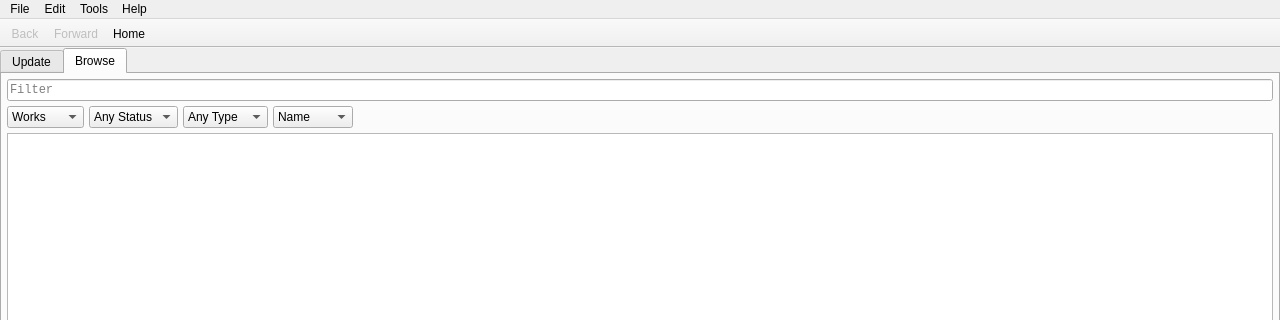
Before: the Qt Designer form src/UI/MainWindow/MainWindow.ui in NikolaRoev/Tracker, drawn with Qt 5; both pictures show x 0 to 1280 and y 0 to 320 of the 1280 by 720 pixel window.
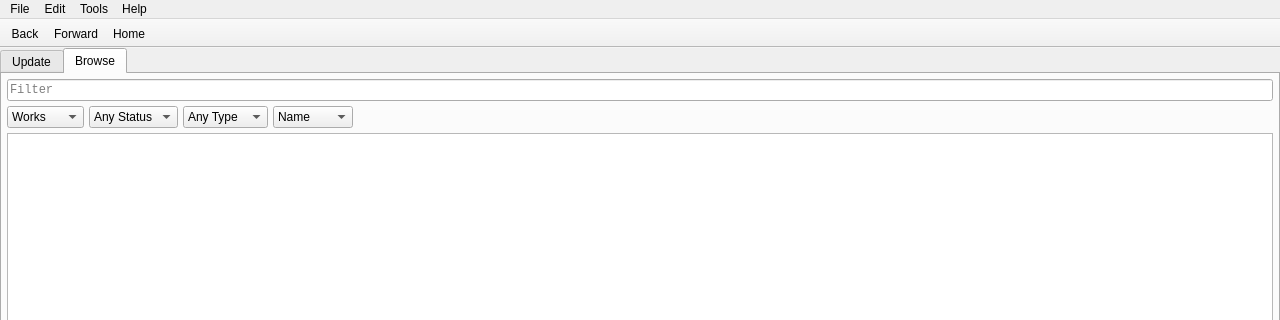
After: the same form once the commit is applied. Icons and pictures are not drawn.

Commit message: Implemented the navigation functionality.

What changed in the file:
```diff
--- a/src/UI/MainWindow/MainWindow.ui
+++ b/src/UI/MainWindow/MainWindow.ui
@@ -506,7 +506,7 @@
   </action>
   <action name="actionBack">
    <property name="enabled">
-    <bool>false</bool>
+    <bool>true</bool>
    </property>
    <property name="icon">
     <iconset resource="../../../resources/resources.qrc">
@@ -518,7 +518,7 @@
   </action>
   <action name="actionForward">
    <property name="enabled">
-    <bool>false</bool>
+    <bool>true</bool>
    </property>
    <property name="icon">
     <iconset resource="../../../resources/resources.qrc">
```
The commit also changes 2 other files.
